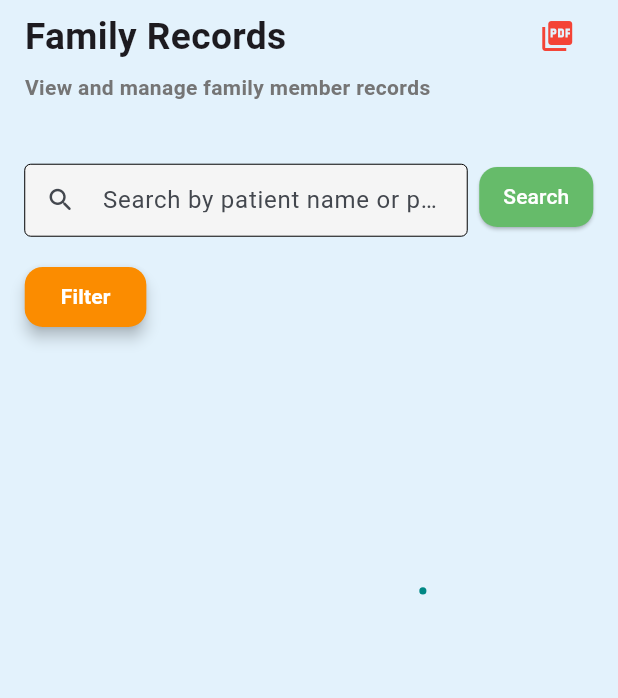
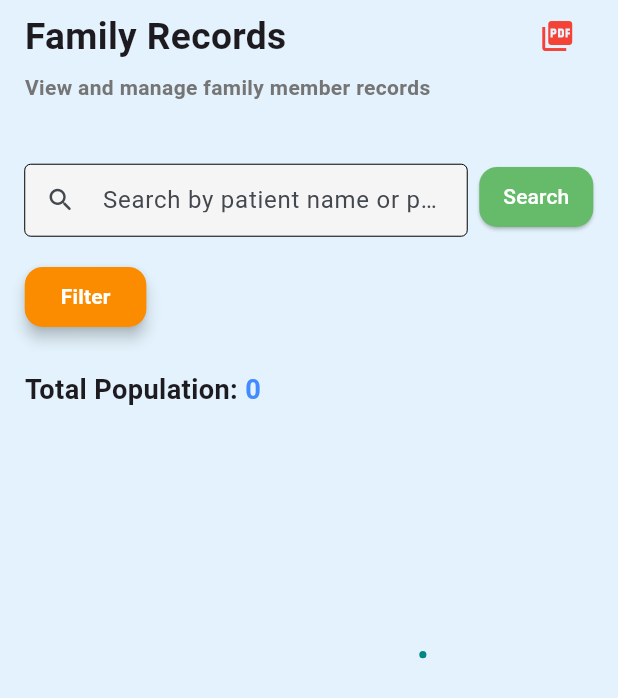
Before and after one commit to Vishesh-panghal/swasthya_doot_app, a Flutter app: the MyRecordScreen screen opened directly, on a phone screen of 412 x 824 dp. Shown: the top 698 px of the screen. Run offline on Flutter 3.47's test engine with Material 3 defaults, Android fonts, the phone set to English and light mode, and no system bars; our stand-ins replace awesome_snackbar_content, cloud_firestore, csv, firebase_auth, firebase_core, flutter_bloc and 11 more; missing offline and left inert: google_mlkit_text_recognition; accounts and stored records are empty.

```diff
--- a/analysis_options.yaml
+++ b/analysis_options.yaml
@@ -10,6 +10,7 @@
 analyzer:
   errors:
     file_names: ignore
+    avoid_types_as_parameter_names: ignore
 include: package:flutter_lints/flutter.yaml
 
 linter:
--- a/lib/pages/record.dart
+++ b/lib/pages/record.dart
@@ -1,3 +1,5 @@
+// ignore_for_file: avoid_types_as_parameter_names
+
 import 'dart:io';
 import 'package:flutter/material.dart';
 import 'package:gap/gap.dart';
@@ -229,6 +231,7 @@ class _MyRecordScreenState extends State<MyRecordScreen>
   @override
   Widget build(BuildContext context) {
     Size size = MediaQuery.of(context).size;
+    int totalPopulation = _families.fold(0, (sum, family) => sum + family.members.length);
     return Scaffold(
       body: SafeArea(
         child: Padding(
@@ -463,6 +466,28 @@ class _MyRecordScreenState extends State<MyRecordScreen>
                   ],
                 ),
                 Gap(size.height * 0.02),
+                Padding(
+                  padding: EdgeInsets.symmetric(vertical: size.height * 0.01),
+                  child: Row(
+                    children: [
+                      Text(
+                        'Total Population: ',
+                        style: TextStyle(
+                          fontWeight: FontWeight.bold,
+                          fontSize: size.height * 0.022,
+                        ),
+                      ),
+                      Text(
+                        '$totalPopulation',
+                        style: TextStyle(
+                          fontWeight: FontWeight.bold,
+                          fontSize: size.height * 0.022,
+                          color: Colors.blueAccent,
+                        ),
+                      ),
+                    ],
+                  ),
+                ),
                 _families.isEmpty
                     ? Lottie.asset(
                       'assets/animations/heart_beat.json',
@@ -549,6 +574,7 @@ class _MyRecordScreenState extends State<MyRecordScreen>
                                   phone: family.phone,
                                   date: "",
                                   village: family.village,
+                                  caste: family.caste,
                                   address: family.address,
                                   aashaId: family.aashaId,
                                   members: filteredMembers,
```
Also changed, not shown: lib/widgets/common_widget.dart (+30 -4 lines).
